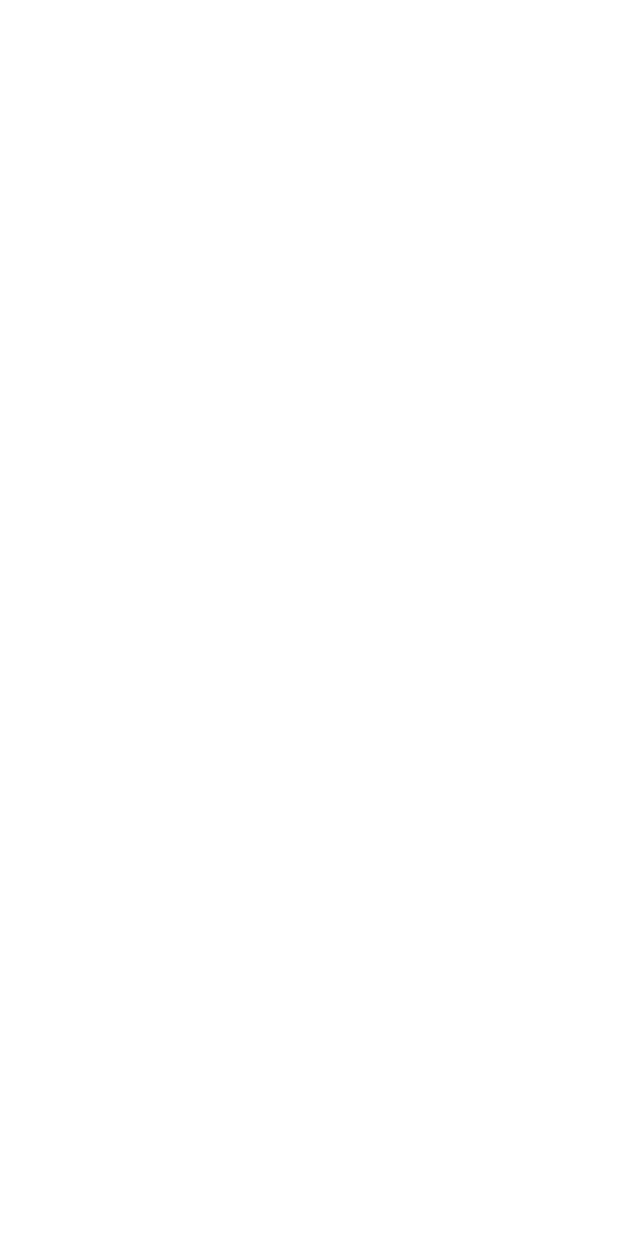
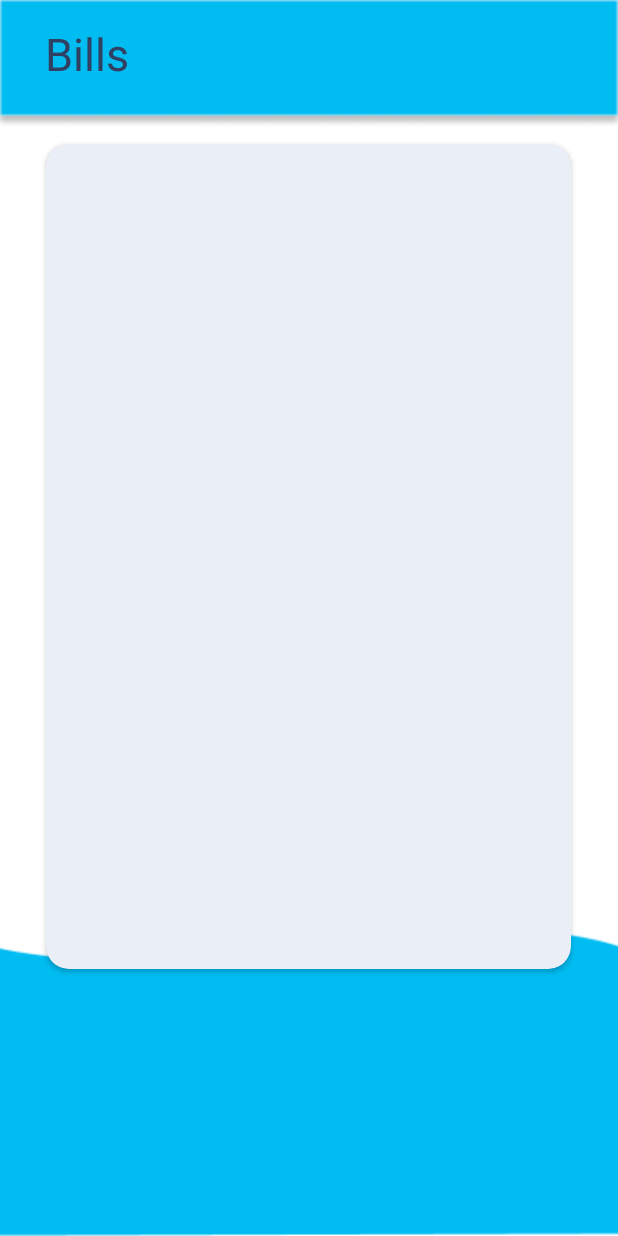
Before and after one commit to ISMutia/MemberAreaInovindo, an Android app: the BillActivity screen opened directly, with no data from a screen before it, on a phone screen of 412 x 824 dp. Before the commit the screen is empty. Run offline under Robolectric (Android 15) with nearby library versions, the phone set to English and light mode, and no system bars.

Commit message:
commit putri

```diff
--- a/app/src/main/res/layout/activity_bill.xml
+++ b/app/src/main/res/layout/activity_bill.xml
@@ -1,9 +1,44 @@
 <?xml version="1.0" encoding="utf-8"?>
-<androidx.constraintlayout.widget.ConstraintLayout xmlns:android="http://schemas.android.com/apk/res/android"
+<RelativeLayout xmlns:android="http://schemas.android.com/apk/res/android"
     xmlns:app="http://schemas.android.com/apk/res-auto"
     xmlns:tools="http://schemas.android.com/tools"
     android:layout_width="match_parent"
     android:layout_height="match_parent"
-    tools:context=".BillActivity">
+    tools:context=".BillActivity"
+    android:background="@drawable/b4">
 
-</androidx.constraintlayout.widget.ConstraintLayout>
+    <TextView
+        android:id="@+id/txtBills"
+        android:layout_width="match_parent"
+        android:layout_height="wrap_content"
+        android:layout_marginLeft="30dp"
+        android:layout_marginTop="15dp"
+        android:layout_weight="1"
+        android:text="Bills"
+        android:textColor="#304062"
+        android:textSize="30sp" />
+
+    <androidx.cardview.widget.CardView
+        android:id="@+id/cvBills"
+        android:layout_width="350dp"
+        android:layout_height="550dp"
+        android:layout_below="@id/txtBills"
+        android:layout_centerHorizontal="true"
+        android:layout_marginTop="40dp"
+        android:foreground="?android:attr/selectableItemBackground"
+        app:cardBackgroundColor="#EAEEF7"
+        app:cardCornerRadius="15dp">
+
+
+
+<!--        <androidx.recyclerview.widget.RecyclerView-->
+<!--            android:id="@+id/rvBill"-->
+<!--            android:layout_width="match_parent"-->
+<!--            android:layout_height="wrap_content"-->
+<!--            app:layout_constraintTop_toTopOf="parent"-->
+<!--            tools:listitem="@layout/list_bill"/>-->
+
+    </androidx.cardview.widget.CardView>
+
+
+</RelativeLayout>
--- a/app/src/main/res/layout/activity_list_order.xml
+++ b/app/src/main/res/layout/activity_list_order.xml
@@ -19,12 +19,12 @@
         android:textSize="30sp"/>
 
     <androidx.recyclerview.widget.RecyclerView
-        android:layout_below="@id/txtlistorder"
         android:id="@+id/rvlistorder"
         android:layout_width="wrap_content"
         android:layout_height="wrap_content"
+        android:layout_below="@id/txtlistorder"
+        android:layout_centerHorizontal="true"
         android:layout_marginTop="15dp"
-        android:layout_centerHorizontal="true"
         app:layout_constraintTop_toTopOf="parent"
         tools:listitem="@layout/list_order" />
 
```
Also changed, not shown: app/src/main/res/layout/list_bill.xml (added, +43 -0 lines), app/src/main/res/layout/list_paket.xml (+5 -5 lines), app/src/main/res/layout/list_order.xml (indentation only).
